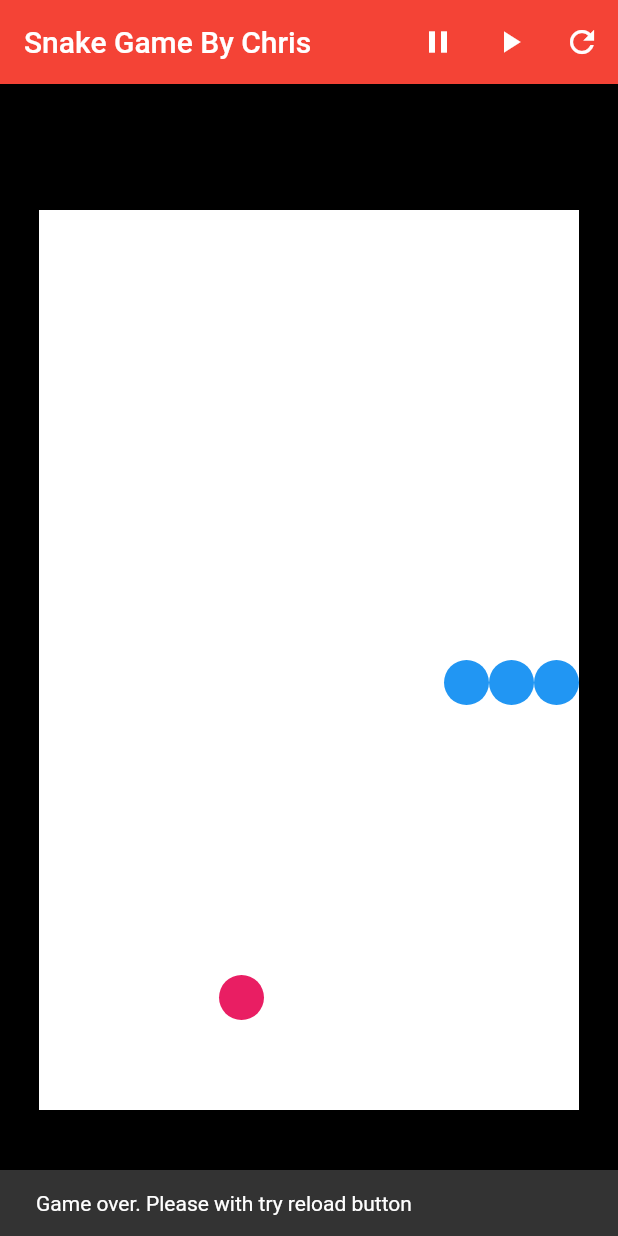
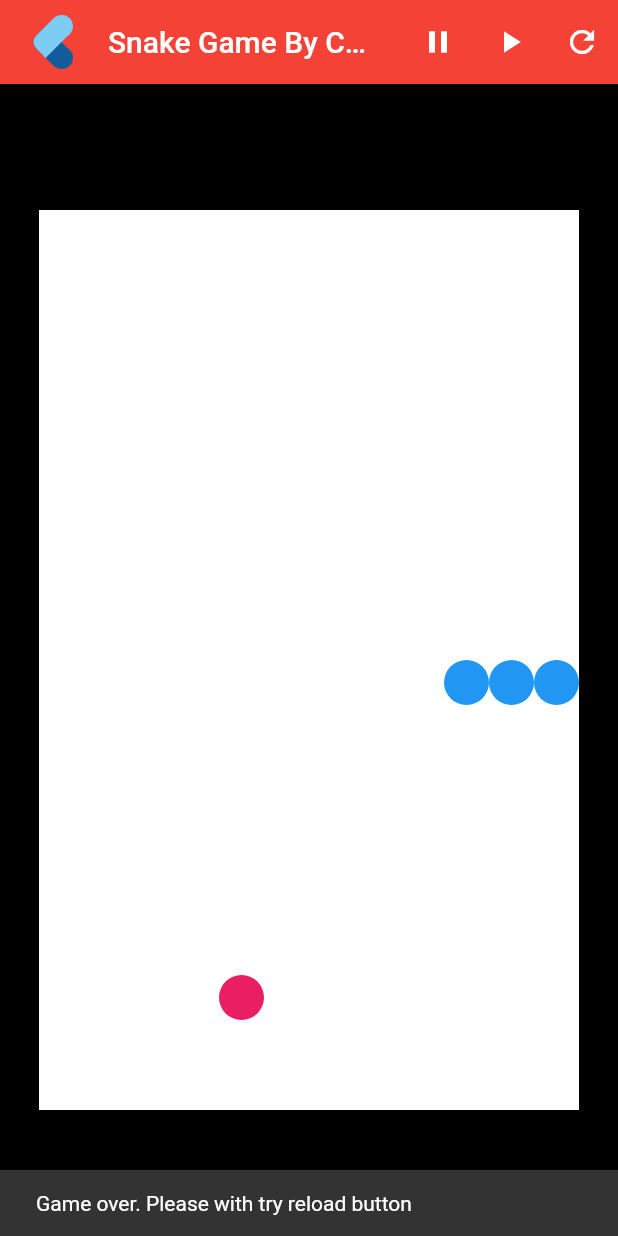
Before and after one commit to chrisynchen/Snake, a Flutter app: the screen it shows after launch, after a tap on the "play arrow" icon, on a phone screen of 412 x 824 dp. Run offline on Flutter 3.47's test engine with Material 2 defaults, Android fonts, the phone set to English and light mode, and no system bars; our stand-ins replace rxdart.

Commit message:
add flutter logo

```diff
--- /dev/null
+++ b/lib/flutter_icon_painter.dart
@@ -0,0 +1,58 @@
+import 'dart:math' as math;
+
+import 'package:flutter/material.dart';
+
+class FlutterIconPainter extends CustomPainter {
+  final Paint _paintLight = Paint()
+    ..strokeWidth = 10.0
+    ..isAntiAlias = true
+    ..style = PaintingStyle.fill
+    ..color = Color(0xff7bcdf4);
+
+  final Paint _paint = Paint()
+    ..strokeWidth = 10.0
+    ..isAntiAlias = true
+    ..style = PaintingStyle.fill
+    ..color = Color(0xff135C9C);
+
+  final int _iconSize;
+
+  FlutterIconPainter(this._iconSize);
+
+  @override
+  void paint(Canvas canvas, Size size) {
+    canvas.translate(0, size.height / 2);
+    canvas.rotate(-math.pi / 4);
+
+    final dx = size.width / 4;
+    final dy = size.height / 4;
+    final _radius = _iconSize / 4;
+    canvas.drawCircle(
+        Offset(
+            dx + 0.00625 * _iconSize + _radius, dy + 0.5 * _iconSize + _radius),
+        _radius,
+        _paint);
+
+    canvas.drawRRect(
+        RRect.fromLTRBAndCorners(dx, dy, dx + _iconSize.toDouble() / 2,
+            dy + _iconSize.toDouble() * 0.75,
+            topLeft: Radius.circular(_iconSize / 5)),
+        _paint);
+
+    canvas.drawRRect(
+        RRect.fromLTRBAndCorners(dx, dy, dx + _iconSize.toDouble() * 0.75,
+            dy + _iconSize.toDouble() / 2,
+            topLeft: Radius.circular(_iconSize / 5)),
+        _paintLight);
+    canvas.drawCircle(
+        Offset(
+            dx + 0.5 * _iconSize + _radius, dy + 0.00625 * _iconSize + _radius),
+        _radius,
+        _paintLight);
+  }
+
+  @override
+  bool shouldRepaint(CustomPainter oldDelegate) {
+    return false;
+  }
+}
--- a/lib/floor_painter.dart
+++ b/lib/game_painter.dart
@@ -7,7 +7,7 @@ enum Shape { CIRCLE, SQUARE, TRIANGLE, HEART }
 
 enum Direction { LEFT, RIGHT, UP, DOWN }
 
-class FloorPainter extends CustomPainter {
+class GamePainter extends CustomPainter {
   final int _cellSize;
   final Paint _paint = Paint()
     ..strokeWidth = 10.0
@@ -23,7 +23,7 @@ class FloorPainter extends CustomPainter {
 
   final Direction direction;
 
-  FloorPainter(this._snakeColor, this._eatColor, this._cells, this._cellSize,
+  GamePainter(this._snakeColor, this._eatColor, this._cells, this._cellSize,
       this._eatPoint,
       {this.shape = Shape.CIRCLE, this.direction = Direction.RIGHT});
 
@@ -34,7 +34,7 @@ class FloorPainter extends CustomPainter {
   }
 
   @override
-  bool shouldRepaint(FloorPainter oldDelegate) {
+  bool shouldRepaint(GamePainter oldDelegate) {
     return true;
   }
 
--- a/lib/main.dart
+++ b/lib/main.dart
@@ -4,8 +4,10 @@ import 'dart:math';
 
 import 'package:flutter/material.dart';
 import 'package:rxdart/rxdart.dart';
-import 'package:snake/floor_painter.dart';
+import 'package:snake/game_painter.dart';
 import 'package:snake/point_of_cell.dart';
+
+import 'flutter_icon_painter.dart';
 
 ///
 ///Can custom your property here.
@@ -20,6 +22,7 @@ const EAT_COLOR = Colors.pink;
 const SHAPE = Shape.CIRCLE;
 const DEFAULT_TIME_PER_FEET = 300;
 const MINIMUM_TIME_PER_FEET = DEFAULT_TIME_PER_FEET / 10;
+const FLUTTER_ICON_SIZE = 30;
 
 void main() => runApp(SnakeApp());
 
@@ -100,7 +103,8 @@ class _SnakeHomeState extends State<SnakeHome> with WidgetsBindingObserver {
 
   @override
   Widget build(BuildContext context) {
-    AppBar appBar = AppBar(
+    final AppBar appBar = AppBar(
+      leading: CustomPaint(painter: FlutterIconPainter(FLUTTER_ICON_SIZE)),
       title: Text('Snake Game By Chris'),
       actions: <Widget>[
         IconButton(
@@ -143,7 +147,7 @@ class _SnakeHomeState extends State<SnakeHome> with WidgetsBindingObserver {
           : gameDefaultHeight.toDouble();
     }
 
-    FloorPainter painter = _initPainter();
+    GamePainter painter = _initPainter();
 
     return Scaffold(
         key: _scaffoldKey,
@@ -220,12 +224,12 @@ class _SnakeHomeState extends State<SnakeHome> with WidgetsBindingObserver {
     });
   }
 
-  FloorPainter _initPainter() {
+  GamePainter _initPainter() {
     if (_cells == null) {
       _reset();
     }
 
-    return FloorPainter(SNAKE_COLOR, EAT_COLOR, _cells, CELL_SIZE, _eatPoint,
+    return GamePainter(SNAKE_COLOR, EAT_COLOR, _cells, CELL_SIZE, _eatPoint,
         shape: SHAPE, direction: _currentDirection);
   }
 
```
